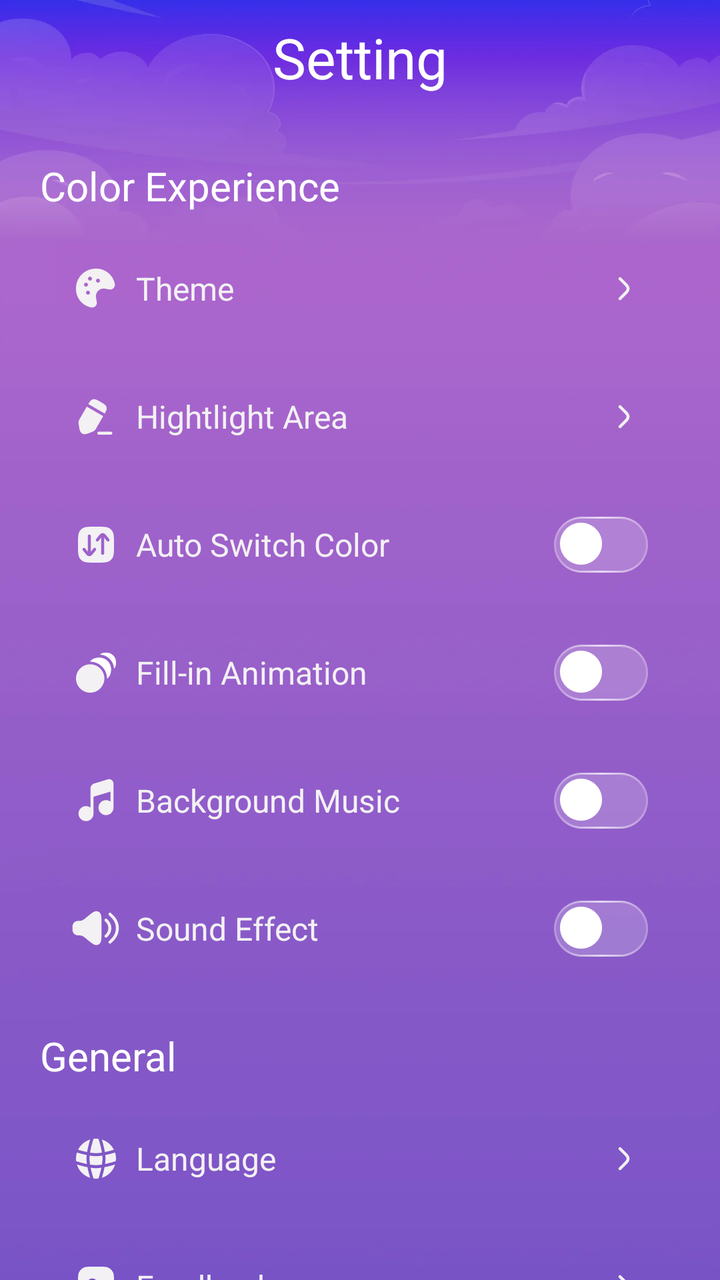
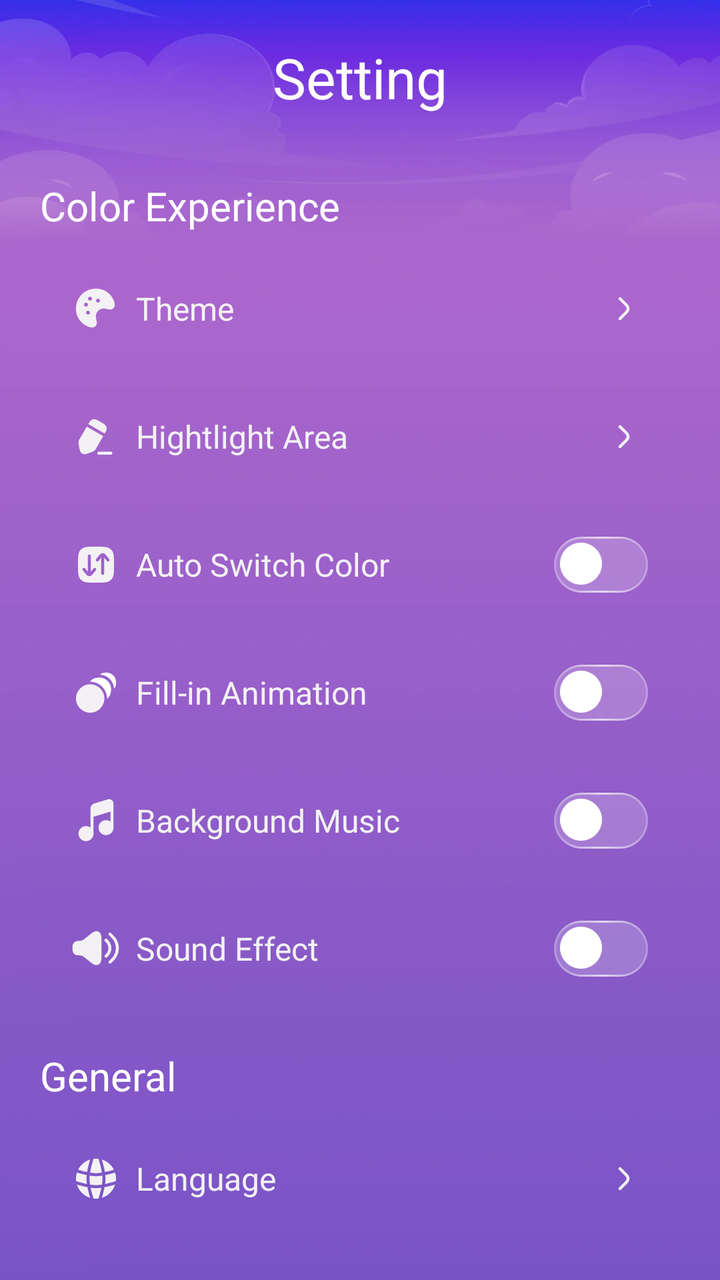

The first picture is an Android layout as it rendered before a commit; the second is the same layout after the commit. The layout source and the unified diff follow.
<!-- AndroidManifest.xml: application theme Theme.BaseProject -->
<!-- res/layout/activity_setting.xml -->
<?xml version="1.0" encoding="utf-8"?>
<androidx.constraintlayout.widget.ConstraintLayout xmlns:android="http://schemas.android.com/apk/res/android"
    xmlns:app="http://schemas.android.com/apk/res-auto"
    xmlns:tools="http://schemas.android.com/tools"
    android:id="@+id/main"
    android:layout_width="match_parent"
    android:layout_height="match_parent"
    android:background="@drawable/bg_full_main_theme_01"
    android:layoutDirection="ltr"
    tools:context=".activities.SettingActivity">


    <TextView
        android:id="@+id/tvTitle"
        style="@style/Heading1"
        android:layout_width="match_parent"
        android:layout_height="wrap_content"
        android:layout_marginHorizontal="60dp"
        android:layout_marginTop="10dp"
        android:gravity="center"
        android:text="@string/setting"
        android:textColor="@color/white"
        app:layout_constraintEnd_toEndOf="parent"
        app:layout_constraintStart_toStartOf="parent"
        app:layout_constraintTop_toTopOf="parent" />

    <androidx.core.widget.NestedScrollView
        android:id="@+id/nestedScrollView"
        android:layout_width="match_parent"
        android:layout_height="0dp"
        android:layout_marginTop="32dp"
        android:clipToPadding="false"
        android:paddingBottom="90dp"
        app:layout_constraintBottom_toTopOf="@id/frNative"
        app:layout_constraintEnd_toEndOf="parent"
        app:layout_constraintStart_toStartOf="parent"
        app:layout_constraintTop_toBottomOf="@id/tvTitle">

        <androidx.constraintlayout.widget.ConstraintLayout
            android:layout_width="match_parent"
            android:layout_height="wrap_content"
            android:layout_marginHorizontal="20dp">

            <TextView
                android:id="@+id/tvFirst"
                style="@style/Caption"
                android:layout_width="wrap_content"
                android:layout_height="wrap_content"
                android:text="@string/color_experience"
                android:textColor="@color/white"
                app:layout_constraintStart_toStartOf="parent"
                app:layout_constraintTop_toTopOf="parent" />

            <LinearLayout
                android:id="@+id/btnTheme"
                android:layout_width="match_parent"
                android:layout_height="wrap_content"
                android:layout_marginTop="12dp"
                android:background="@drawable/bg_library_category_tab_unselected"
                android:gravity="center"
                android:minHeight="52dp"
                android:orientation="horizontal"
                android:paddingHorizontal="16dp"
                app:layout_constraintTop_toBottomOf="@id/tvFirst">

                <ImageView
                    android:layout_width="24dp"
                    android:layout_height="24dp"
                    android:src="@drawable/ic_theme" />

                <TextView
                    style="@style/BodyL"
                    android:layout_width="0dp"
                    android:layout_height="wrap_content"
                    android:layout_marginHorizontal="8dp"
                    android:layout_weight="1"
                    android:text="@string/theme"
                    android:textColor="@color/grey_50" />

                <ImageView
                    android:layout_width="24dp"
                    android:layout_height="24dp"
                    android:src="@drawable/ic_white_mini_arrow" />
            </LinearLayout>

            <LinearLayout
                android:id="@+id/btnHighLight"
                android:layout_width="match_parent"
                android:layout_height="wrap_content"
                android:layout_marginTop="12dp"
                android:background="@drawable/bg_library_category_tab_unselected"
                android:gravity="center"
                android:minHeight="52dp"
                android:orientation="horizontal"
                android:paddingHorizontal="16dp"
                app:layout_constraintTop_toBottomOf="@id/btnTheme">

                <ImageView
                    android:layout_width="24dp"
                    android:layout_height="24dp"
                    android:src="@drawable/ic_highlight" />

                <TextView
                    style="@style/BodyL"
                    android:layout_width="0dp"
                    android:layout_height="wrap_content"
                    android:layout_marginHorizontal="8dp"
                    android:layout_weight="1"
                    android:text="@string/hightlight_area"
                    android:textColor="@color/grey_50" />

                <ImageView
                    android:layout_width="24dp"
                    android:layout_height="24dp"
                    android:src="@drawable/ic_white_mini_arrow" />
            </LinearLayout>

            <LinearLayout
                android:id="@+id/btnAutoSwitchColor"
                android:layout_width="match_parent"
                android:layout_height="wrap_content"
                android:layout_marginTop="12dp"
                android:background="@drawable/bg_library_category_tab_unselected"
                android:gravity="center"
                android:minHeight="52dp"
                android:orientation="horizontal"
                android:paddingHorizontal="16dp"
                app:layout_constraintTop_toBottomOf="@id/btnHighLight">

                <ImageView
                    android:layout_width="24dp"
                    android:layout_height="24dp"
                    android:src="@drawable/ic_auto_switch_color" />

                <TextView
                    style="@style/BodyL"
                    android:layout_width="0dp"
                    android:layout_height="wrap_content"
                    android:layout_marginHorizontal="8dp"
                    android:layout_weight="1"
                    android:text="@string/auto_switch_color"
                    android:textColor="@color/grey_50" />

                <ImageView
                    android:id="@+id/btnSwitchColor"
                    android:layout_width="47dp"
                    android:layout_height="28dp"
                    android:src="@drawable/ic_switch_selector" />
            </LinearLayout>

            <LinearLayout
                android:id="@+id/btnFillInAnim"
                android:layout_width="match_parent"
                android:layout_height="wrap_content"
                android:layout_marginTop="12dp"
                android:background="@drawable/bg_library_category_tab_unselected"
                android:gravity="center"
                android:minHeight="52dp"
                android:orientation="horizontal"
                android:paddingHorizontal="16dp"
                app:layout_constraintTop_toBottomOf="@id/btnAutoSwitchColor">

                <ImageView
                    android:layout_width="24dp"
                    android:layout_height="24dp"
                    android:src="@drawable/ic_fill_in_anim" />

                <TextView
                    style="@style/BodyL"
                    android:layout_width="0dp"
                    android:layout_height="wrap_content"
                    android:layout_marginHorizontal="8dp"
                    android:layout_weight="1"
                    android:text="@string/fill_in_animation"
                    android:textColor="@color/grey_50" />

                <ImageView
                    android:id="@+id/btnFillInAnimation"
                    android:layout_width="47dp"
                    android:layout_height="28dp"
                    android:src="@drawable/ic_switch_selector" />
            </LinearLayout>

            <LinearLayout
                android:id="@+id/btnBackgroundMusic"
                android:layout_width="match_parent"
                android:layout_height="wrap_content"
                android:layout_marginTop="12dp"
                android:background="@drawable/bg_library_category_tab_unselected"
                android:gravity="center"
                android:minHeight="52dp"
                android:orientation="horizontal"
                android:paddingHorizontal="16dp"
                app:layout_constraintTop_toBottomOf="@id/btnFillInAnim">

                <ImageView
                    android:layout_width="24dp"
                    android:layout_height="24dp"
                    android:src="@drawable/ic_background_music" />

                <TextView
                    style="@style/BodyL"
                    android:layout_width="0dp"
                    android:layout_height="wrap_content"
                    android:layout_marginHorizontal="8dp"
                    android:layout_weight="1"
                    android:text="@string/background_music"
                    android:textColor="@color/grey_50" />

                <ImageView
                    android:id="@+id/btnBackgroundMusicSwitch"
                    android:layout_width="47dp"
                    android:layout_height="28dp"
                    android:src="@drawable/ic_switch_selector" />
            </LinearLayout>

            <LinearLayout
                android:id="@+id/btnSoundEffect"
                android:layout_width="match_parent"
                android:layout_height="wrap_content"
                android:layout_marginTop="12dp"
                android:background="@drawable/bg_library_category_tab_unselected"
                android:gravity="center"
                android:minHeight="52dp"
                android:orientation="horizontal"
                android:paddingHorizontal="16dp"
                app:layout_constraintTop_toBottomOf="@id/btnBackgroundMusic">

                <ImageView
                    android:layout_width="24dp"
                    android:layout_height="24dp"
                    android:src="@drawable/ic_sound_effect" />

                <TextView
                    style="@style/BodyL"
                    android:layout_width="0dp"
                    android:layout_height="wrap_content"
                    android:layout_marginHorizontal="8dp"
                    android:layout_weight="1"
                    android:text="@string/sound_effect"
                    android:textColor="@color/grey_50" />

                <ImageView
                    android:id="@+id/btnSoundEffectSwitch"
                    android:layout_width="47dp"
                    android:layout_height="28dp"
                    android:src="@drawable/ic_switch_selector" />
            </LinearLayout>

            <TextView
                android:id="@+id/tvGeneral"
                style="@style/Caption"
                android:layout_width="wrap_content"
                android:layout_height="wrap_content"
                android:layout_marginTop="24dp"
                android:text="@string/general"
                android:textColor="@color/white"
                app:layout_constraintStart_toStartOf="parent"
                app:layout_constraintTop_toBottomOf="@id/btnSoundEffect" />

            <LinearLayout
                android:id="@+id/btnLanguage"
                android:layout_width="match_parent"
                android:layout_height="wrap_content"
                android:layout_marginTop="12dp"
                android:background="@drawable/bg_library_category_tab_unselected"
                android:gravity="center"
                android:minHeight="52dp"
                android:orientation="horizontal"
                android:paddingHorizontal="16dp"
                app:layout_constraintTop_toBottomOf="@id/tvGeneral">

                <ImageView
                    android:layout_width="24dp"
                    android:layout_height="24dp"
                    android:src="@drawable/ic_language" />

                <TextView
                    style="@style/BodyL"
                    android:layout_width="0dp"
                    android:layout_height="wrap_content"
                    android:layout_marginHorizontal="8dp"
                    android:layout_weight="1"
                    android:text="@string/language"
                    android:textColor="@color/grey_50" />

                <ImageView
                    android:layout_width="24dp"
                    android:layout_height="24dp"
                    android:src="@drawable/ic_white_mini_arrow" />
            </LinearLayout>

            <LinearLayout
                android:id="@+id/btnFeedback"
                android:layout_width="match_parent"
                android:layout_height="wrap_content"
                android:layout_marginTop="12dp"
                android:background="@drawable/bg_library_category_tab_unselected"
                android:gravity="center"
                android:minHeight="52dp"
                android:orientation="horizontal"
                android:paddingHorizontal="16dp"
                app:layout_constraintTop_toBottomOf="@id/btnLanguage">

                <ImageView
                    android:layout_width="24dp"
                    android:layout_height="24dp"
                    android:src="@drawable/ic_feedback" />

                <TextView
                    style="@style/BodyL"
                    android:layout_width="0dp"
                    android:layout_height="wrap_content"
                    android:layout_marginHorizontal="8dp"
                    android:layout_weight="1"
                    android:text="@string/feedback"
                    android:textColor="@color/grey_50" />

                <ImageView
                    android:layout_width="24dp"
                    android:layout_height="24dp"
                    android:src="@drawable/ic_white_mini_arrow" />
            </LinearLayout>

            <LinearLayout
                android:id="@+id/btnShareApp"
                android:layout_width="match_parent"
                android:layout_height="wrap_content"
                android:layout_marginTop="12dp"
                android:background="@drawable/bg_library_category_tab_unselected"
                android:gravity="center"
                android:minHeight="52dp"
                android:orientation="horizontal"
                android:paddingHorizontal="16dp"
                app:layout_constraintTop_toBottomOf="@id/btnFeedback">

                <ImageView
                    android:layout_width="24dp"
                    android:layout_height="24dp"
                    android:src="@drawable/ic_share_app" />

                <TextView
                    style="@style/BodyL"
                    android:layout_width="0dp"
                    android:layout_height="wrap_content"
                    android:layout_marginHorizontal="8dp"
                    android:layout_weight="1"
                    android:text="@string/share_app"
                    android:textColor="@color/grey_50" />

                <ImageView
                    android:layout_width="24dp"
                    android:layout_height="24dp"
                    android:src="@drawable/ic_white_mini_arrow" />
            </LinearLayout>

            <LinearLayout
                android:id="@+id/btnPrivacy"
                android:layout_width="match_parent"
                android:layout_height="wrap_content"
                android:layout_marginTop="12dp"
                android:background="@drawable/bg_library_category_tab_unselected"
                android:gravity="center"
                android:minHeight="52dp"
                android:orientation="horizontal"
                android:paddingHorizontal="16dp"
                app:layout_constraintTop_toBottomOf="@id/btnShareApp">

                <ImageView
                    android:layout_width="24dp"
                    android:layout_height="24dp"
                    android:src="@drawable/ic_privacy" />

                <TextView
                    style="@style/BodyL"
                    android:layout_width="0dp"
                    android:layout_height="wrap_content"
                    android:layout_marginHorizontal="8dp"
                    android:layout_weight="1"
                    android:text="@string/privacy_policy"
                    android:textColor="@color/grey_50" />

                <ImageView
                    android:layout_width="24dp"
                    android:layout_height="24dp"
                    android:src="@drawable/ic_white_mini_arrow" />
            </LinearLayout>

            <LinearLayout
                android:id="@+id/btnAppInfo"
                android:layout_width="match_parent"
                android:layout_height="wrap_content"
                android:layout_marginTop="12dp"
                android:background="@drawable/bg_library_category_tab_unselected"
                android:gravity="center"
                android:minHeight="52dp"
                android:orientation="horizontal"
                android:paddingHorizontal="16dp"
                app:layout_constraintTop_toBottomOf="@id/btnPrivacy">

                <ImageView
                    android:layout_width="24dp"
                    android:layout_height="24dp"
                    android:src="@drawable/ic_app_info" />

                <TextView
                    style="@style/BodyL"
                    android:layout_width="0dp"
                    android:layout_height="wrap_content"
                    android:layout_marginHorizontal="8dp"
                    android:layout_weight="1"
                    android:text="@string/app_info"
                    android:textColor="@color/grey_50" />

                <ImageView
                    android:layout_width="24dp"
                    android:layout_height="24dp"
                    android:src="@drawable/ic_white_mini_arrow" />
            </LinearLayout>


        </androidx.constraintlayout.widget.ConstraintLayout>
    </androidx.core.widget.NestedScrollView>


    <View
        android:id="@+id/vShowInterAds"
        android:layout_width="match_parent"
        android:layout_height="match_parent"
        android:clickable="true"
        android:visibility="gone" />

    <FrameLayout
        android:id="@+id/frNative"
        android:layout_width="match_parent"
        android:layout_height="wrap_content"
        android:layout_marginTop="12dp"
        android:minHeight="40dp"
        android:visibility="gone"
        app:layout_constraintBottom_toBottomOf="parent"
        app:layout_constraintEnd_toEndOf="parent"
        app:layout_constraintStart_toStartOf="parent"
        tools:visibility="visible" />

</androidx.constraintlayout.widget.ConstraintLayout>
<!-- resources referenced by this layout -->
<resources>
  <color name="grey_50">#F3F1F3</color>
  <color name="white">#FFFFFFFF</color>
  <!-- drawable bg_library_category_tab_unselected (drawable) -->
  <?xml version="1.0" encoding="utf-8"?>
  <drawable xmlns:android="http://schemas.android.com/apk/res/android"
      class="com.pixlory.color.by.number.drawables.UnselectedTabBackgroundDrawable" />
  <!-- drawable ic_app_info (drawable) -->
  <vector xmlns:android="http://schemas.android.com/apk/res/android"
      android:width="24dp"
      android:height="24dp"
      android:viewportWidth="24"
      android:viewportHeight="24">
    <path
        android:pathData="M22,12C22,17.523 17.523,22 12,22C6.477,22 2,17.523 2,12C2,6.477 6.477,2 12,2C17.523,2 22,6.477 22,12ZM12,10.25C12.414,10.25 12.75,10.586 12.75,11V17C12.75,17.414 12.414,17.75 12,17.75C11.586,17.75 11.25,17.414 11.25,17V11C11.25,10.586 11.586,10.25 12,10.25ZM12,9C12.552,9 13,8.552 13,8C13,7.448 12.552,7 12,7C11.448,7 11,7.448 11,8C11,8.552 11.448,9 12,9Z"
        android:fillColor="#F3F1F3"
        android:fillType="evenOdd"/>
  </vector>
  <!-- drawable ic_background_music (drawable) -->
  <vector xmlns:android="http://schemas.android.com/apk/res/android"
      android:width="24dp"
      android:height="24dp"
      android:viewportWidth="24"
      android:viewportHeight="24">
    <path
        android:pathData="M19.25,7.486L10.75,10.036V18.478C10.75,20.549 9.071,22.228 7,22.228C4.929,22.228 3.25,20.549 3.25,18.478C3.25,16.407 4.929,14.728 7,14.728C7.844,14.728 8.623,15.007 9.25,15.478V5.987C9.25,4.759 10.064,3.68 11.245,3.343L13.287,2.759L17.868,1.35C19.3,0.909 20.75,1.98 20.75,3.478V15.478C20.75,17.549 19.071,19.228 17,19.228C14.929,19.228 13.25,17.549 13.25,15.478C13.25,13.407 14.929,11.728 17,11.728C17.844,11.728 18.623,12.007 19.25,12.478V7.486Z"
        android:fillColor="#F3F1F3"/>
  </vector>
  <!-- drawable ic_switch_selector (drawable) -->
  <?xml version="1.0" encoding="utf-8"?>
  <selector xmlns:android="http://schemas.android.com/apk/res/android">
  
      <item android:drawable="@drawable/ic_switch_on" android:state_selected="true" />
      <item android:drawable="@drawable/ic_switch_off" />
  </selector>
  <string name="app_info">App Info</string>
  <string name="auto_switch_color">Auto Switch Color</string>
  <string name="background_music">Background Music</string>
  <string name="color_experience">Color Experience</string>
  <string name="feedback">Feedback</string>
  <string name="fill_in_animation">Fill-in Animation</string>
  <string name="general">General</string>
  <string name="hightlight_area">Hightlight Area</string>
  <string name="language">Language</string>
  <string name="privacy_policy">Privacy Policy</string>
  <string name="setting">Setting</string>
  <string name="share_app">Share App</string>
  <string name="sound_effect">Sound Effect</string>
  <string name="theme">Theme</string>
  <style name="BodyL">
          <item name="fontFamily">@font/nunito_sans_medium</item>
          <item name="android:textSize">16sp</item>
      </style>
  <style name="Caption">
          <item name="fontFamily">@font/nunito_sans_bold</item>
          <item name="android:textSize">20sp</item>
      </style>
  <style name="Heading1">
          <item name="fontFamily">@font/capriola_regular</item>
          <item name="android:textSize">28sp</item>
      </style>
  <style name="Theme.BaseProject" parent="Base.Theme.BaseProject" />
  <style name="Base.Theme.BaseProject" parent="Theme.Material3.DayNight.NoActionBar">
          
          
      </style>
  <!-- unchanged entries left out for length: 13 -->
</resources>

<!-- the commit's change to res/layout/activity_setting.xml (unified diff, before → after) -->
@@ -16,7 +16,7 @@
         android:layout_width="match_parent"
         android:layout_height="wrap_content"
         android:layout_marginHorizontal="60dp"
-        android:layout_marginTop="10dp"
+        android:layout_marginTop="20dp"
         android:gravity="center"
         android:text="@string/setting"
         android:textColor="@color/white"
